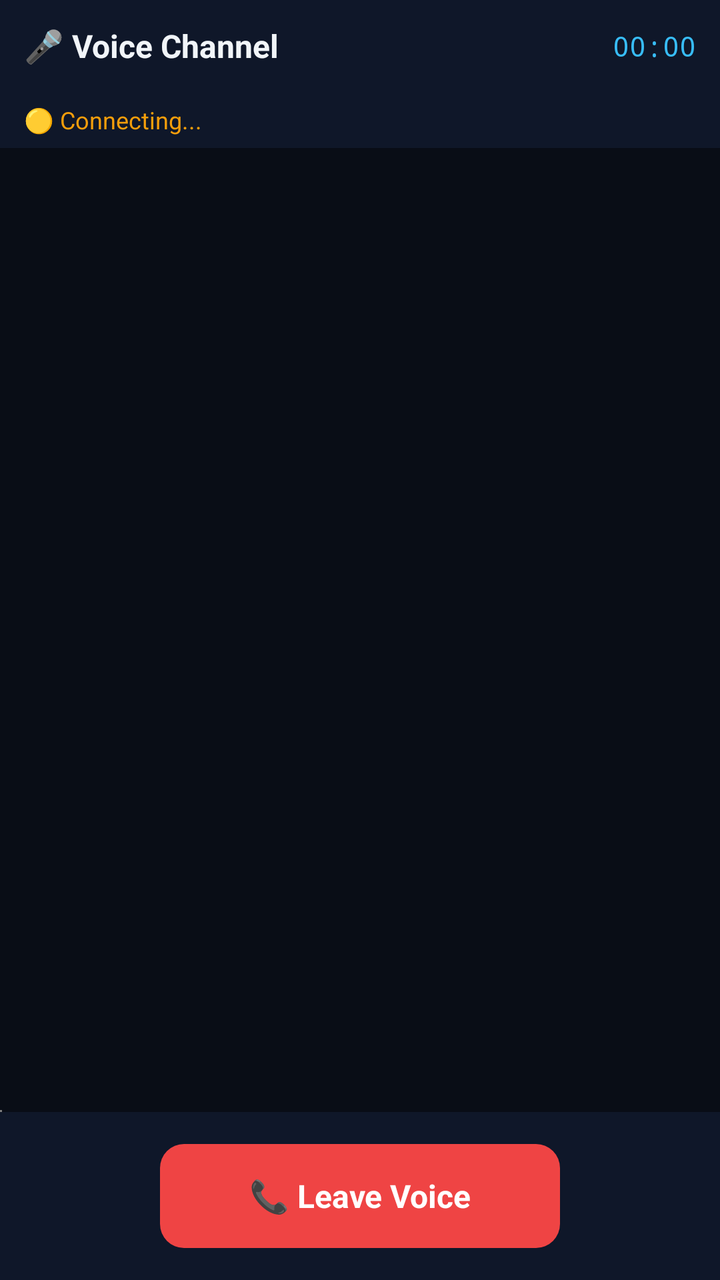
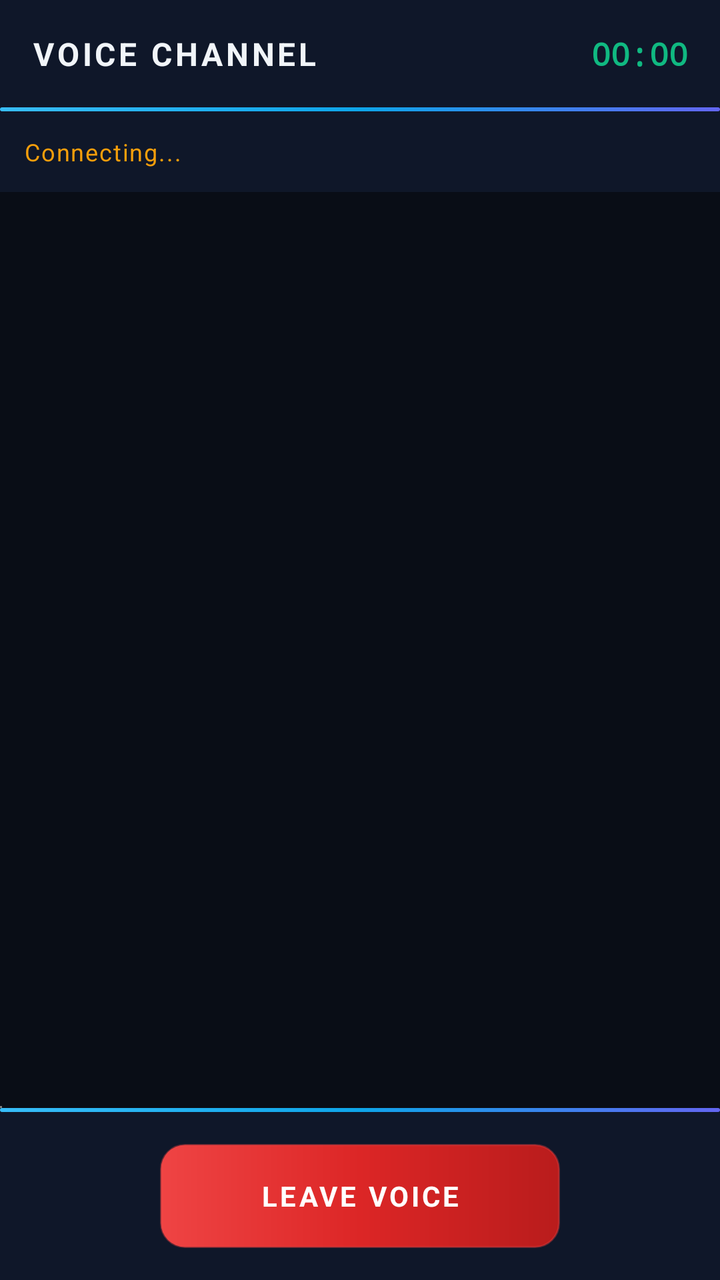

An Android layout rendered at two revisions. The XML below is the earlier revision; the diff shows what the commit changed to produce the second picture.
<!-- AndroidManifest.xml: activity theme Theme.ZeroStressManager -->
<!-- res/layout/activity_voice_chat.xml -->
<?xml version="1.0" encoding="utf-8"?>
<LinearLayout xmlns:android="http://schemas.android.com/apk/res/android"
    android:layout_width="match_parent"
    android:layout_height="match_parent"
    android:orientation="vertical"
    android:background="#090d16">

    
    <LinearLayout
        android:layout_width="match_parent"
        android:layout_height="wrap_content"
        android:orientation="horizontal"
        android:padding="12dp"
        android:gravity="center_vertical"
        android:background="#0f1729">

        <TextView
            android:id="@+id/voice_channel_name"
            android:layout_width="0dp"
            android:layout_height="wrap_content"
            android:layout_weight="1"
            android:text="🎤 Voice Channel"
            android:textColor="#f1f5f9"
            android:textSize="16sp"
            android:textStyle="bold" />

        <TextView
            android:id="@+id/voice_timer"
            android:layout_width="wrap_content"
            android:layout_height="wrap_content"
            android:text="00:00"
            android:textColor="#38bdf8"
            android:textSize="14sp"
            android:fontFamily="monospace" />
    </LinearLayout>

    
    <TextView
        android:id="@+id/voice_status"
        android:layout_width="match_parent"
        android:layout_height="wrap_content"
        android:text="🟡 Connecting..."
        android:textColor="#f59e0b"
        android:textSize="12sp"
        android:paddingHorizontal="12dp"
        android:paddingVertical="6dp"
        android:background="#0f1729" />

    
    <ScrollView
        android:layout_width="match_parent"
        android:layout_height="0dp"
        android:layout_weight="1"
        android:background="#090d16">

        <LinearLayout
            android:id="@+id/participants_container"
            android:layout_width="match_parent"
            android:layout_height="wrap_content"
            android:orientation="vertical"
            android:padding="8dp" />
    </ScrollView>

    
    <WebView
        android:id="@+id/webview"
        android:layout_width="1dp"
        android:layout_height="1dp"
        android:visibility="visible" />

    
    <LinearLayout
        android:layout_width="match_parent"
        android:layout_height="wrap_content"
        android:orientation="horizontal"
        android:gravity="center"
        android:padding="16dp"
        android:background="#0f1729">

        <TextView
            android:id="@+id/btn_leave"
            android:layout_width="200dp"
            android:layout_height="52dp"
            android:background="@drawable/btn_danger"
            android:gravity="center"
            android:text="📞 Leave Voice"
            android:textColor="#ffffff"
            android:textSize="16sp"
            android:textStyle="bold"
            android:padding="8dp" />
    </LinearLayout>
</LinearLayout>
<!-- resources referenced by this layout -->
<resources>
  <!-- drawable btn_danger (drawable) -->
  <?xml version="1.0" encoding="utf-8"?>
  <shape xmlns:android="http://schemas.android.com/apk/res/android"
      android:shape="rectangle">
      <solid android:color="#ef4444" />
      <corners android:radius="12dp" />
  </shape>
  <style name="Theme.ZeroStressManager" parent="Theme.MaterialComponents.DayNight.NoActionBar">
          
          <item name="colorPrimary">#38bdf8</item>
          <item name="colorPrimaryVariant">#0284c7</item>
          <item name="colorOnPrimary">#ffffff</item>
          <item name="colorPrimaryDark">#0284c7</item>
  
          
          <item name="colorSecondary">#38bdf8</item>
          <item name="colorSecondaryVariant">#0284c7</item>
          <item name="colorOnSecondary">#ffffff</item>
  
          
          <item name="colorSurface">#0f1729</item>
          <item name="colorOnSurface">#f1f5f9</item>
  
          
          <item name="colorError">#ef4444</item>
          <item name="colorOnError">#ffffff</item>
  
          
          <item name="android:colorBackground">#090d16</item>
          <item name="android:windowBackground">#090d16</item>
  
          
          <item name="android:statusBarColor">#0f1729</item>
          <item name="android:navigationBarColor">#0f1729</item>
          <item name="android:windowLightStatusBar">false</item>
  
          
          <item name="android:textColorPrimary">#f1f5f9</item>
          <item name="android:textColorSecondary">#94a3b8</item>
          <item name="android:textColorHint">#64748b</item>
  
          
          <item name="colorAccent">#38bdf8</item>
      </style>
</resources>

<!-- the commit's change to res/layout/activity_voice_chat.xml (unified diff, before → after) -->
@@ -10,7 +10,7 @@
         android:layout_width="match_parent"
         android:layout_height="wrap_content"
         android:orientation="horizontal"
-        android:padding="12dp"
+        android:padding="16dp"
         android:gravity="center_vertical"
         android:background="#0f1729">
 
@@ -19,31 +19,39 @@
             android:layout_width="0dp"
             android:layout_height="wrap_content"
             android:layout_weight="1"
-            android:text="🎤 Voice Channel"
+            android:text="VOICE CHANNEL"
             android:textColor="#f1f5f9"
             android:textSize="16sp"
-            android:textStyle="bold" />
+            android:textStyle="bold"
+            android:letterSpacing="0.1" />
 
         <TextView
             android:id="@+id/voice_timer"
             android:layout_width="wrap_content"
             android:layout_height="wrap_content"
             android:text="00:00"
-            android:textColor="#38bdf8"
-            android:textSize="14sp"
-            android:fontFamily="monospace" />
+            android:textColor="#10b981"
+            android:textSize="16sp"
+            android:fontFamily="monospace"
+            android:textStyle="bold" />
     </LinearLayout>
+
+    
+    <View
+        android:layout_width="match_parent"
+        android:layout_height="2dp"
+        android:background="@drawable/bg_gaming_gradient" />
 
     
     <TextView
         android:id="@+id/voice_status"
         android:layout_width="match_parent"
         android:layout_height="wrap_content"
-        android:text="🟡 Connecting..."
+        android:text="Connecting..."
         android:textColor="#f59e0b"
         android:textSize="12sp"
-        android:paddingHorizontal="12dp"
-        android:paddingVertical="6dp"
+        android:letterSpacing="0.05"
+        android:padding="12dp"
         android:background="#0f1729" />
 
     
@@ -51,14 +59,15 @@
         android:layout_width="match_parent"
         android:layout_height="0dp"
         android:layout_weight="1"
-        android:background="#090d16">
+        android:background="#090d16"
+        android:scrollbars="none">
 
         <LinearLayout
             android:id="@+id/participants_container"
             android:layout_width="match_parent"
             android:layout_height="wrap_content"
             android:orientation="vertical"
-            android:padding="8dp" />
+            android:padding="12dp" />
     </ScrollView>
 
     
@@ -69,6 +78,11 @@
         android:visibility="visible" />
 
     
+    <View
+        android:layout_width="match_parent"
+        android:layout_height="2dp"
+        android:background="@drawable/bg_gaming_gradient" />
+
     <LinearLayout
         android:layout_width="match_parent"
         android:layout_height="wrap_content"
@@ -81,12 +95,12 @@
             android:id="@+id/btn_leave"
             android:layout_width="200dp"
             android:layout_height="52dp"
-            android:background="@drawable/btn_danger"
+            android:background="@drawable/btn_gaming_danger"
             android:gravity="center"
-            android:text="📞 Leave Voice"
+            android:text="LEAVE VOICE"
             android:textColor="#ffffff"
-            android:textSize="16sp"
+            android:textSize="14sp"
             android:textStyle="bold"
-            android:padding="8dp" />
+            android:letterSpacing="0.1" />
     </LinearLayout>
 </LinearLayout>
<!-- resource entries referenced after the edit -->
@@ -1,22 +1,44 @@
 <!-- resources referenced by this layout -->
 <resources>
-  <!-- drawable btn_danger (drawable) -->
+  <!-- drawable bg_gaming_gradient (drawable) -->
   <?xml version="1.0" encoding="utf-8"?>
   <shape xmlns:android="http://schemas.android.com/apk/res/android"
       android:shape="rectangle">
-      <solid android:color="#ef4444" />
+      <gradient
+          android:startColor="#38bdf8"
+          android:centerColor="#0ea5e9"
+          android:endColor="#6366f1"
+          android:angle="0" />
       <corners android:radius="12dp" />
   </shape>
+  <!-- drawable btn_gaming_danger (drawable) -->
+  <?xml version="1.0" encoding="utf-8"?>
+  <ripple xmlns:android="http://schemas.android.com/apk/res/android"
+      android:color="#40ef4444">
+      <item>
+          <shape android:shape="rectangle">
+              <gradient
+                  android:startColor="#ef4444"
+                  android:centerColor="#dc2626"
+                  android:endColor="#b91c1c"
+                  android:angle="0" />
+              <corners android:radius="12dp" />
+              <stroke
+                  android:width="1dp"
+                  android:color="#60ef4444" />
+          </shape>
+      </item>
+  </ripple>
   <style name="Theme.ZeroStressManager" parent="Theme.MaterialComponents.DayNight.NoActionBar">
           
           <item name="colorPrimary">#38bdf8</item>
-          <item name="colorPrimaryVariant">#0284c7</item>
-          <item name="colorOnPrimary">#ffffff</item>
+          <item name="colorPrimaryVariant">#0ea5e9</item>
+          <item name="colorOnPrimary">#090d16</item>
           <item name="colorPrimaryDark">#0284c7</item>
   
           
-          <item name="colorSecondary">#38bdf8</item>
-          <item name="colorSecondaryVariant">#0284c7</item>
+          <item name="colorSecondary">#a855f7</item>
+          <item name="colorSecondaryVariant">#7c3aed</item>
           <item name="colorOnSecondary">#ffffff</item>
   
           
@@ -32,14 +54,14 @@
           <item name="android:windowBackground">#090d16</item>
   
           
-          <item name="android:statusBarColor">#0f1729</item>
-          <item name="android:navigationBarColor">#0f1729</item>
+          <item name="android:statusBarColor">#090d16</item>
+          <item name="android:navigationBarColor">#090d16</item>
           <item name="android:windowLightStatusBar">false</item>
   
           
           <item name="android:textColorPrimary">#f1f5f9</item>
           <item name="android:textColorSecondary">#94a3b8</item>
-          <item name="android:textColorHint">#64748b</item>
+          <item name="android:textColorHint">#475569</item>
   
           
           <item name="colorAccent">#38bdf8</item>
